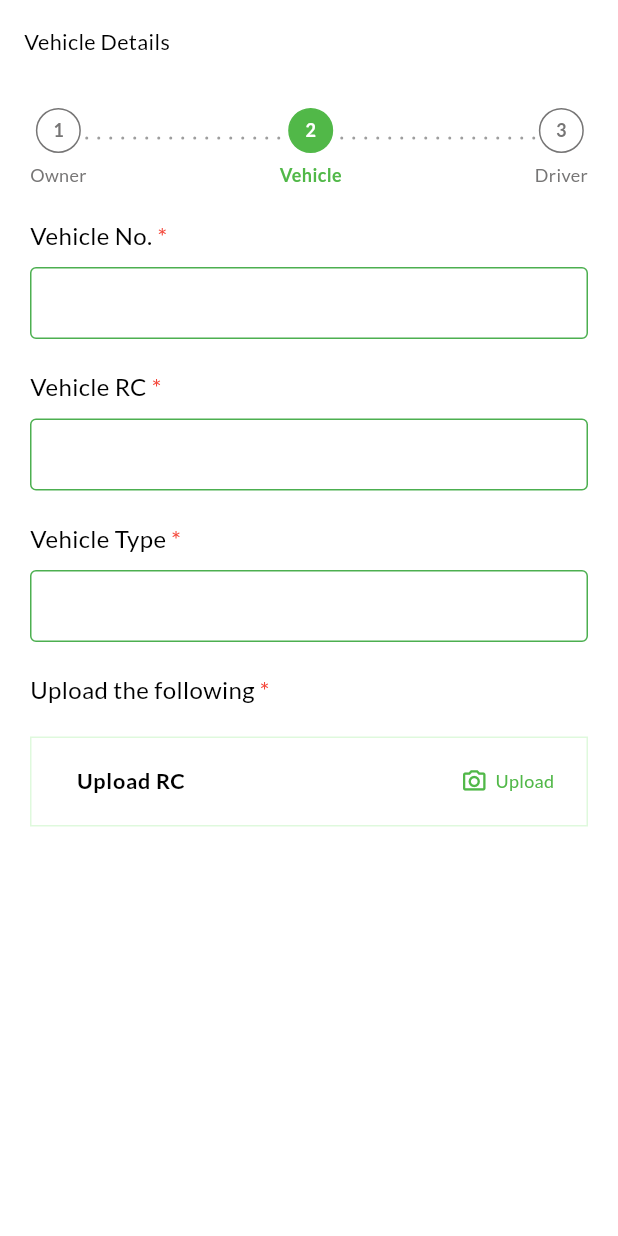
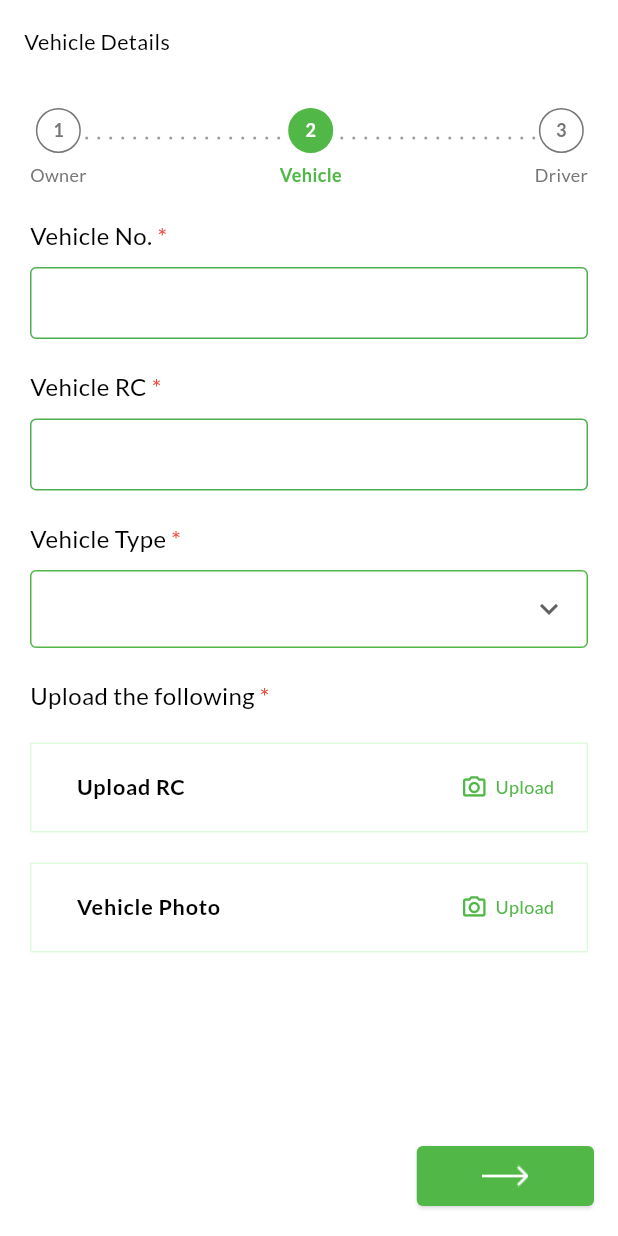
Before and after one commit to Tushar1805/globeporter, a Flutter app: the OwnerDetailsScreen screen opened by its route, after a tap on an icon or button, on a phone screen of 412 x 824 dp. Run offline on Flutter 3.47's test engine with Material 3 defaults, Android fonts, the phone set to English and light mode, and no system bars; our stand-ins replace camera, connectivity_plus, country_code_picker, device_preview, dropdown_button2, equatable and 11 more; missing offline and left inert: colorize, fimber; accounts and stored records are empty; project files that could hold a hidden picture were left out.

Commit message:
UI update for vehicle tab in details flow

```diff
--- a/lib/l10n/app_en.arb
+++ b/lib/l10n/app_en.arb
@@ -192,6 +192,8 @@
     "@uploadRcString": {},
     "vehicleTypeString": "Vehicle Type",
     "@vehicleTypeString": {},
+    "vehiclePhotoString": "Vehicle Photo",
+    "@vehiclePhotoString": {},
     "phoneNumberString": "Phone Number",
     "@phoneNumberString": {},
     "licenceNumberString": "Licence Number",
--- a/lib/l10n/app_hi.arb
+++ b/lib/l10n/app_hi.arb
@@ -97,6 +97,7 @@
     "vehicleRcString": "वाहन आरसी",
     "uploadRcString": "आरसी अपलोड करें",
     "vehicleTypeString": "वाहन प्रकार",
+    "vehiclePhotoString": "वाहन का फोटो",
     "phoneNumberString": "फोन नंबर",
     "licenceNumberString": "परवाना क्रमांक",
     "driverAdhaarCardString": "चालक का आधार कार्ड",
--- a/lib/l10n/app_localizations.dart
+++ b/lib/l10n/app_localizations.dart
@@ -664,6 +664,12 @@ abstract class AppLocalizations {
   /// **'Vehicle Type'**
   String get vehicleTypeString;
 
+  /// No description provided for @vehiclePhotoString.
+  ///
+  /// In en, this message translates to:
+  /// **'Vehicle Photo'**
+  String get vehiclePhotoString;
+
   /// No description provided for @phoneNumberString.
   ///
   /// In en, this message translates to:
--- a/lib/l10n/app_localizations_en.dart
+++ b/lib/l10n/app_localizations_en.dart
@@ -300,6 +300,9 @@ class AppLocalizationsEn extends AppLocalizations {
   String get vehicleTypeString => 'Vehicle Type';
 
   @override
+  String get vehiclePhotoString => 'Vehicle Photo';
+
+  @override
   String get phoneNumberString => 'Phone Number';
 
   @override
--- a/lib/l10n/app_localizations_hi.dart
+++ b/lib/l10n/app_localizations_hi.dart
@@ -299,6 +299,9 @@ class AppLocalizationsHi extends AppLocalizations {
   String get vehicleTypeString => 'वाहन प्रकार';
 
   @override
+  String get vehiclePhotoString => 'वाहन का फोटो';
+
+  @override
   String get phoneNumberString => 'फोन नंबर';
 
   @override
--- a/lib/l10n/app_localizations_mr.dart
+++ b/lib/l10n/app_localizations_mr.dart
@@ -298,6 +298,9 @@ class AppLocalizationsMr extends AppLocalizations {
   String get vehicleTypeString => 'वाहनाचा प्रकार';
 
   @override
+  String get vehiclePhotoString => 'वाहनाचा फोटो';
+
+  @override
   String get phoneNumberString => 'फ़ोन नंबर';
 
   @override
--- a/lib/l10n/app_mr.arb
+++ b/lib/l10n/app_mr.arb
@@ -100,6 +100,7 @@
     "vehicleRcString": "वाहन आरसी",
     "uploadRcString": "आरसी अपलोड करा",
     "vehicleTypeString": "वाहनाचा प्रकार",
+    "vehiclePhotoString": "वाहनाचा फोटो",
     "phoneNumberString": "फ़ोन नंबर",
     "licenceNumberString": "लाइसेंस नंबर",
     "driverAdhaarCardString": "चालकाचा आधार कार्ड",
--- a/lib/presentation/customer/view/customer_dashboard.dart
+++ b/lib/presentation/customer/view/customer_dashboard.dart
@@ -83,7 +83,7 @@ class _CustomerDashboardState extends State<CustomerDashboard> {
           },
         ),
         bottomNavigationBar: Container(
-          height: size.width * 0.12,
+          height: size.width * 0.14,
           padding: const EdgeInsets.only(bottom: 5),
           decoration: BoxDecoration(
             borderRadius: BorderRadius.all(
--- a/lib/presentation/driver/view/document_upload_screen.dart
+++ b/lib/presentation/driver/view/document_upload_screen.dart
@@ -6,8 +6,8 @@ import 'package:flutter/material.dart';
 import 'package:image_picker/image_picker.dart';
 
 class DocumentCameraScreen extends StatefulWidget {
-  final String title; // e.g.  "Capture Driving Licence (Back Side)"
-  final String hintText; // e.g.  "Driving Licence (Back Side)"
+  final String title;
+  final String hintText;
   final Function(File? file) onImageCaptured;
 
   const DocumentCameraScreen({
@@ -46,13 +46,11 @@ class _DocumentCameraScreenState extends State<DocumentCameraScreen> {
     super.dispose();
   }
 
-  // ---  bottom sheet to pick from gallery  ---
   Future<void> _pickFromGallery() async {
     final XFile? pic = await ImagePicker().pickImage(source: ImageSource.gallery);
     if (pic != null) widget.onImageCaptured(File(pic.path));
   }
 
-  // ---  take photo  ---
   Future<void> _capture() async {
     final XFile pic = await _controller.takePicture();
     widget.onImageCaptured(File(pic.path));
--- a/lib/presentation/driver/view/owner_details_screen.dart
+++ b/lib/presentation/driver/view/owner_details_screen.dart
@@ -144,9 +144,9 @@ class _OwnerDetailsScreenState extends State<OwnerDetailsScreen> {
             child: PageView(
               controller: _pageController,
               onPageChanged: (index) => setState(() => currentIndex = index),
-              children: const [
-                OwnerTab(),
-                VehicleTab(),
+              children:  [
+                OwnerTab(animateToPage: ()=>animateToPage(1)),
+                VehicleTab(animateToPage: ()=>animateToPage(2)),
                 DriverTab(),
               ],
             ),
--- a/lib/presentation/driver/view/owner_tab_screen.dart
+++ b/lib/presentation/driver/view/owner_tab_screen.dart
@@ -4,12 +4,14 @@ import 'package:flutter/material.dart';
 import 'package:globeporter/l10n/app_localizations.dart';
 import 'package:globeporter/presentation/driver/widgets/info_field_widget.dart';
 import 'package:globeporter/presentation/driver/widgets/upload_widget.dart';
+import 'package:globeporter/resources/app_images.dart';
 import 'package:globeporter/resources/app_widgets.dart';
 import 'package:globeporter/routes/app_routes.dart';
 import 'package:go_router/go_router.dart';
 
 class OwnerTab extends StatefulWidget {
-  const OwnerTab({super.key});
+  const OwnerTab({super.key, required this.animateToPage});
+  final VoidCallback animateToPage;
 
   @override
   State<OwnerTab> createState() => _OwnerTabState();
@@ -17,10 +19,28 @@ class OwnerTab extends StatefulWidget {
 
 class _OwnerTabState extends State<OwnerTab> {
   final TextEditingController nameController = TextEditingController();
+
   @override
   Widget build(BuildContext context) {
+    final size = MediaQuery.of(context).size;
     return Scaffold(
       backgroundColor: Colors.white60,
+      floatingActionButton: Row(
+        mainAxisAlignment: MainAxisAlignment.end,
+        children: [
+          CustomElevatedButton(
+            name: 'Next',
+            borderRadius: 4,
+            alignment: Alignment.bottomRight,
+            onPressed: widget.animateToPage,
+            textWidget: Image.asset(
+              arrowForward,
+              width: size.width * 0.13,
+              height: size.height * 0.017,
+            ),
+          ),
+        ],
+      ),
       body: SingleChildScrollView(
         child: Column(
           crossAxisAlignment: CrossAxisAlignment.start,
--- a/lib/presentation/driver/view/vehicle_tab_screen.dart
+++ b/lib/presentation/driver/view/vehicle_tab_screen.dart
@@ -4,12 +4,14 @@ import 'package:flutter/material.dart';
 import 'package:globeporter/l10n/app_localizations.dart';
 import 'package:globeporter/presentation/driver/widgets/info_field_widget.dart';
 import 'package:globeporter/presentation/driver/widgets/upload_widget.dart';
+import 'package:globeporter/resources/app_images.dart';
 import 'package:globeporter/resources/app_widgets.dart';
 import 'package:globeporter/routes/app_routes.dart';
 import 'package:go_router/go_router.dart';
 
 class VehicleTab extends StatefulWidget {
-  const VehicleTab({super.key});
+  const VehicleTab({super.key, required this.animateToPage});
+  final VoidCallback animateToPage;
 
   @override
   State<VehicleTab> createState() => _VehicleTabState();
@@ -19,10 +21,38 @@ class _VehicleTabState extends State<VehicleTab> {
   final TextEditingController vehicleNumberController = TextEditingController();
   final TextEditingController vehicleRcController = TextEditingController();
   final TextEditingController vehicleTypeController = TextEditingController();
+
+  String? selectedVehicleType;
+  final List<String> vehicleTypes = [
+    '2-Wheeler',
+    '3-Wheeler',
+    '4-Wheeler',
+    'Truck',
+    'Van',
+    'Other',
+  ];
+
   @override
   Widget build(BuildContext context) {
+    final size = MediaQuery.of(context).size;
     return Scaffold(
       backgroundColor: Colors.white60,
+      floatingActionButton: Row(
+        mainAxisAlignment: MainAxisAlignment.end,
+        children: [
+          CustomElevatedButton(
+            name: 'Next',
+            borderRadius: 4,
+            alignment: Alignment.bottomRight,
+            onPressed: widget.animateToPage,
+            textWidget: Image.asset(
+              arrowForward,
+              width: size.width * 0.13,
+              height: size.height * 0.017,
+            ),
+          ),
+        ],
+      ),
       body: SingleChildScrollView(
         child: Column(
           crossAxisAlignment: CrossAxisAlignment.start,
@@ -35,9 +65,36 @@ class _VehicleTabState extends State<VehicleTab> {
               title: AppLocalizations.of(context)!.vehicleRcString,
               controller: vehicleRcController,
             ),
-            InfoFieldWidget(
-              title: AppLocalizations.of(context)!.vehicleTypeString,
-              controller: vehicleTypeController,
+            Padding(
+              padding: const EdgeInsets.symmetric(horizontal: 20.0),
+              child: CustomRichText(
+                title: AppLocalizations.of(context)!.vehicleTypeString,
+                value: ' *',
+                titleStyle: Theme.of(context).textTheme.bodyMedium?.copyWith(
+                      fontSize: 16,
+                      fontWeight: FontWeight.w400,
+                    ),
+                valueStyle: Theme.of(context).textTheme.bodyMedium?.copyWith(
+                      fontSize: 16,
+                      fontWeight: FontWeight.w400,
+                      color: Colors.red,
+                    ),
+              ),
+            ),
+            const SizedBox(
+              height: 10,
+            ),
+            CustomDropdownField(
+              value: selectedVehicleType,
+              options: vehicleTypes,
+              onChanged: (val) {
+                setState(() {
+                  selectedVehicleType = val;
+                });
+              },
+            ),
+            const SizedBox(
+              height: 20,
             ),
             Padding(
               padding: const EdgeInsets.symmetric(
@@ -80,6 +137,25 @@ class _VehicleTabState extends State<VehicleTab> {
             const SizedBox(
               height: 20,
             ),
+            UploadWidget(
+              text: AppLocalizations.of(context)!.vehiclePhotoString,
+              onTap: () {
+                context.pushNamed(
+                  uploadDocumentScreen,
+                  extra: {
+                    'title': AppLocalizations.of(context)!.vehiclePhotoString,
+                    'hintText': AppLocalizations.of(context)!.vehiclePhotoString,
+                    'onImageCaptured': (File? file) {
+                      // upload to Firebase or send back to previous page
+                      debugPrint("Captured file path: ${file?.path}");
+                    },
+                  },
+                );
+              },
+            ),
+            const SizedBox(
+              height: 20,
+            ),
           ],
         ),
       ),
--- a/lib/resources/app_widgets.dart
+++ b/lib/resources/app_widgets.dart
@@ -1,3 +1,4 @@
+import 'package:dropdown_button2/dropdown_button2.dart';
 import 'package:flutter/material.dart';
 import 'package:flutter_svg/svg.dart';
 import 'package:globeporter/l10n/app_localizations.dart';
@@ -896,3 +897,63 @@ class SettingsCard extends StatelessWidget {
     );
   }
 }
+
+class CustomDropdownField extends StatelessWidget {
+  final String? value;
+  final List<String> options;
+  final void Function(String?) onChanged;
+
+  const CustomDropdownField({
+    super.key,
+    required this.value,
+    required this.options,
+    required this.onChanged,
+  });
+
+  @override
+  Widget build(BuildContext context) {
+    return Padding(
+      padding: const EdgeInsets.symmetric(horizontal: 20.0),
+      child: DropdownButtonFormField2<String>(
+        value: value,
+        isExpanded: true,
+        iconStyleData: IconStyleData(icon: const Icon(Icons.keyboard_arrow_down)),
+        decoration: InputDecoration(
+          contentPadding: const EdgeInsets.symmetric(horizontal: 10, vertical: 14),
+          border: OutlineInputBorder(
+            borderRadius: BorderRadius.circular(4),
+          ),
+          enabledBorder: OutlineInputBorder(
+            borderSide: BorderSide(color: primaryColor),
+            borderRadius: BorderRadius.circular(4),
+          ),
+        ),
+        dropdownStyleData: DropdownStyleData(
+          padding: const EdgeInsets.symmetric(horizontal: 8),
+          maxHeight: MediaQuery.of(context).size.width * 0.5,
+          decoration: BoxDecoration(
+            borderRadius: BorderRadius.circular(4),
+            color: secondaryColor,
+          ),
+          offset: const Offset(0, -4),
+          scrollbarTheme: ScrollbarThemeData(
+            thumbColor: WidgetStateProperty.all(
+              primaryColor,
+            ),
+            radius: Radius.circular(4),
+          ),
+        ),
+        items: options.map((type) {
+          return DropdownMenuItem(
+            value: type,
+            child: Text(
+              type,
+              style: Theme.of(context).textTheme.bodyMedium,
+            ),
+          );
+        }).toList(),
+        onChanged: onChanged,
+      ),
+    );
+  }
+}
--- a/pubspec.yaml
+++ b/pubspec.yaml
@@ -44,6 +44,7 @@ dependencies:
   image_picker: ^1.1.2
   uuid: ^4.5.1
   camera: ^0.11.2
+  dropdown_button2: ^2.3.9
 
 flutter_native_splash:
   color: "#51B848"
```
Also changed, not shown: pubspec.lock.
